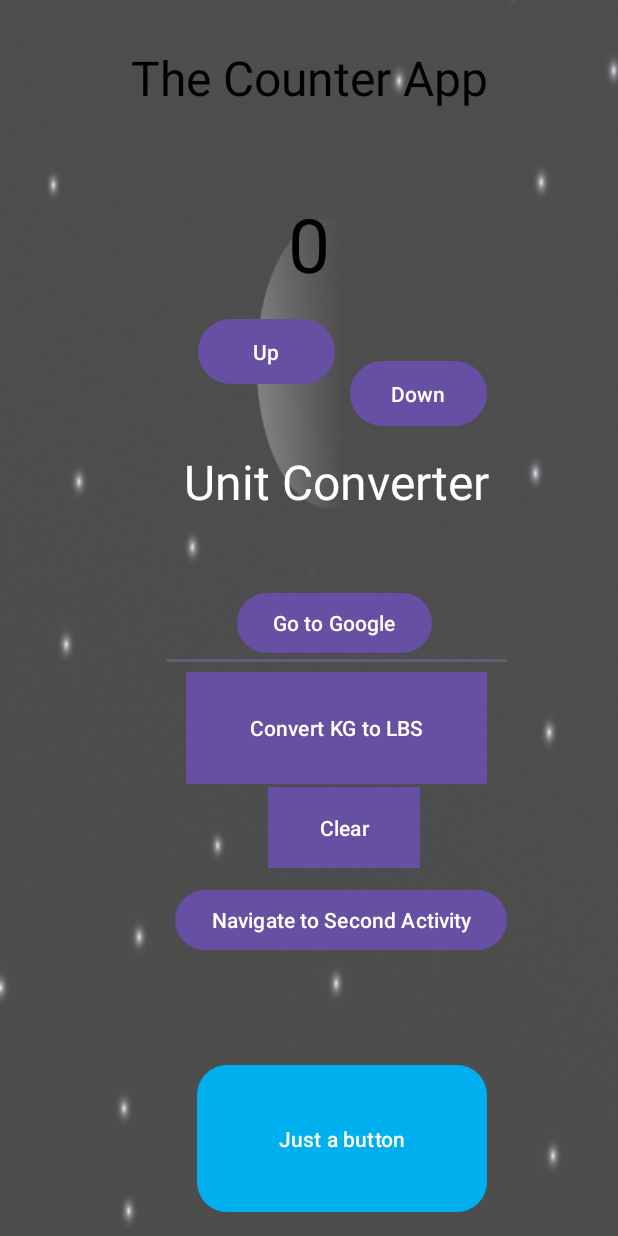
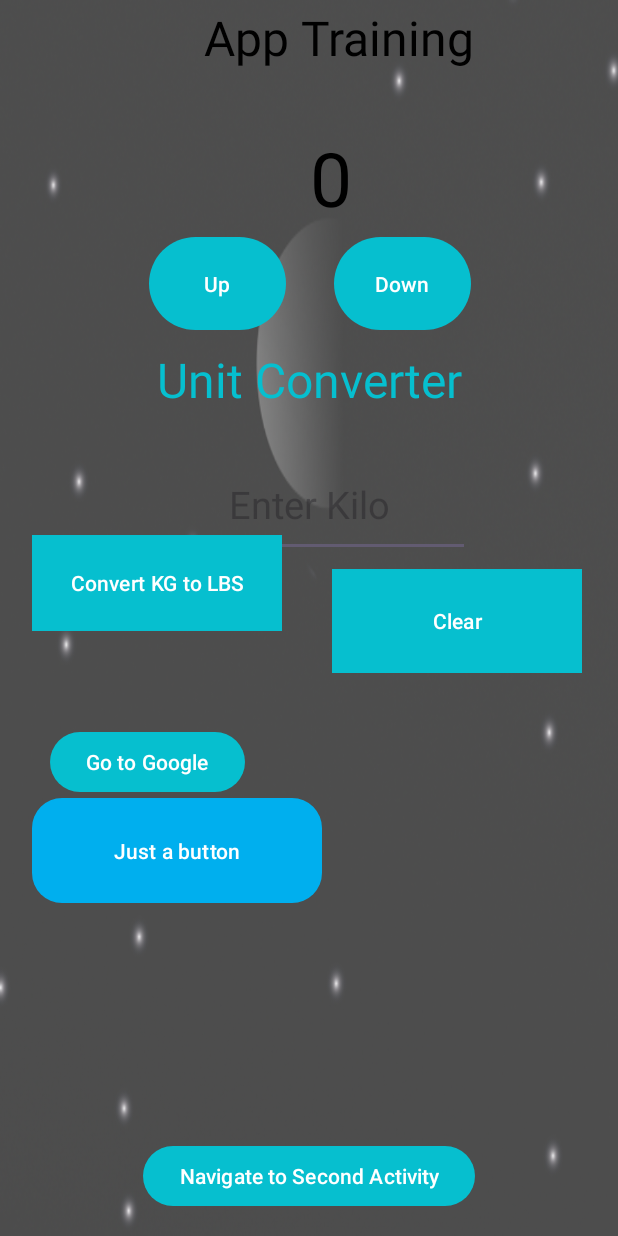
Before and after one commit to calebmortensen/CounterApp, an Android app: the screen it shows after launch (MainActivity), on a phone screen of 412 x 824 dp. Run offline under Robolectric (Android 15) with nearby library versions, the phone set to English and light mode, and no system bars.

Commit message:
Values: Colors, Strings, & Themes

```diff
--- a/app/src/main/res/layout/activity_main.xml
+++ b/app/src/main/res/layout/activity_main.xml
@@ -13,158 +13,145 @@
 
     <TextView
         android:id="@+id/textView"
-        android:layout_width="147dp"
+        android:layout_width="113dp"
         android:layout_height="0dp"
-        android:layout_marginBottom="6dp"
+        android:layout_marginStart="86dp"
+        android:layout_marginEnd="87dp"
         android:text="0"
         android:textAlignment="center"
         android:textColor="@color/black"
         android:textSize="50dp"
-        app:layout_constraintBottom_toTopOf="@+id/btn"
-        app:layout_constraintEnd_toEndOf="parent"
-        app:layout_constraintStart_toStartOf="parent"
+        app:layout_constraintBottom_toTopOf="@+id/btn_dec"
+        app:layout_constraintEnd_toEndOf="@+id/counter_text"
+        app:layout_constraintStart_toStartOf="@+id/unitconverter_text"
         app:layout_constraintTop_toBottomOf="@+id/counter_text" />
 
     <TextView
         android:id="@+id/counter_text"
-        android:layout_width="273dp"
+        android:layout_width="275dp"
         android:layout_height="0dp"
-        android:layout_marginStart="73dp"
-        android:layout_marginTop="30dp"
-        android:layout_marginEnd="73dp"
-        android:layout_marginBottom="581dp"
-        android:text="The Counter App"
+        android:layout_marginTop="3dp"
+        android:layout_marginEnd="48dp"
+        android:layout_marginBottom="11dp"
+        android:text="App Training"
         android:textAlignment="center"
         android:textColor="@color/black"
         android:textSize="32dp"
-        app:layout_constraintBottom_toTopOf="@+id/justAbutton"
+        app:layout_constraintBottom_toTopOf="@+id/textView"
         app:layout_constraintEnd_toEndOf="parent"
+        app:layout_constraintTop_toTopOf="parent" />
+
+    <Button
+        android:id="@+id/btn"
+        android:layout_width="0dp"
+        android:layout_height="0dp"
+        android:layout_marginStart="99dp"
+        android:layout_marginEnd="32dp"
+        android:text="Up"
+        app:layout_constraintBottom_toBottomOf="@+id/btn_dec"
+        app:layout_constraintEnd_toStartOf="@+id/btn_dec"
         app:layout_constraintStart_toStartOf="parent"
-        app:layout_constraintTop_toTopOf="parent" />
+        app:layout_constraintTop_toBottomOf="@+id/textView" />
 
 
     <Button
-        android:id="@+id/btn"
-        android:layout_width="91dp"
-        android:layout_height="51dp"
-        android:layout_marginStart="132dp"
-        android:layout_marginBottom="39dp"
-        android:text="Up"
+        android:id="@+id/btn_dec"
+        android:layout_width="0dp"
+        android:layout_height="0dp"
+        android:layout_marginEnd="98dp"
+        android:layout_marginBottom="7dp"
+        android:text="Down"
         app:layout_constraintBottom_toTopOf="@+id/unitconverter_text"
-        app:layout_constraintStart_toStartOf="parent"
+        app:layout_constraintEnd_toEndOf="parent"
+        app:layout_constraintStart_toEndOf="@+id/btn"
         app:layout_constraintTop_toBottomOf="@+id/textView" />
-
-    <Button
-        android:id="@+id/btn_dec"
-        android:layout_width="91dp"
-        android:layout_height="51dp"
-        android:layout_marginEnd="70dp"
-        android:layout_marginBottom="514dp"
-        android:text="Down"
-        app:layout_constraintBottom_toBottomOf="parent"
-        app:layout_constraintEnd_toEndOf="parent"
-        app:layout_constraintHorizontal_bias="0.37"
-        app:layout_constraintStart_toEndOf="@+id/btn"
-        app:layout_constraintTop_toBottomOf="@+id/counter_text"
-        app:layout_constraintVertical_bias="0.833" />
 
     <TextView
         android:id="@+id/unitconverter_text"
-        android:layout_width="267dp"
+        android:layout_width="256dp"
         android:layout_height="0dp"
-        android:layout_marginEnd="54dp"
         android:text="Unit Converter"
         android:textAlignment="center"
-        android:textColor="@color/design_default_color_on_primary"
+        android:textColor="@color/sky_blue"
         android:textSize="32dp"
         app:layout_constraintBottom_toTopOf="@+id/convertertext"
         app:layout_constraintEnd_toEndOf="parent"
-        app:layout_constraintTop_toBottomOf="@+id/btn" />
+        app:layout_constraintStart_toStartOf="parent"
+        app:layout_constraintTop_toBottomOf="@+id/btn_dec" />
 
     <EditText
         android:id="@+id/convertertext"
-        android:layout_width="0dp"
+        android:layout_width="214dp"
         android:layout_height="0dp"
-        android:layout_marginStart="16dp"
-        android:layout_marginEnd="16dp"
+        android:layout_marginBottom="8dp"
         android:hint="Enter Kilo"
         android:textAlignment="center"
         android:textColor="@color/design_default_color_on_primary"
         android:textSize="25dp"
-        app:layout_constraintBottom_toTopOf="@+id/btn_converter"
-        app:layout_constraintEnd_toEndOf="@+id/unitconverter_text"
-        app:layout_constraintStart_toStartOf="@+id/unitconverter_text"
+        app:layout_constraintBottom_toTopOf="@+id/btn_converter_clear"
+        app:layout_constraintEnd_toEndOf="parent"
+        app:layout_constraintStart_toStartOf="parent"
         app:layout_constraintTop_toBottomOf="@+id/unitconverter_text" />
 
     <Button
         android:id="@+id/btn_converter"
         android:layout_width="0dp"
-        android:layout_height="0dp"
-        android:layout_marginStart="17dp"
-        android:layout_marginEnd="17dp"
-        android:layout_marginBottom="301dp"
+        android:layout_height="64dp"
+        android:layout_marginStart="21dp"
+        android:layout_marginEnd="33dp"
         android:background="@color/design_default_color_surface"
         android:text="Convert KG to LBS"
         app:layout_constraintBottom_toBottomOf="parent"
-        app:layout_constraintEnd_toEndOf="@+id/convertertext"
-        app:layout_constraintHorizontal_bias="0.0"
-        app:layout_constraintStart_toStartOf="@+id/convertertext"
-        app:layout_constraintTop_toBottomOf="@+id/convertertext" />
-
+        app:layout_constraintEnd_toStartOf="@+id/btn_converter_clear"
+        app:layout_constraintStart_toStartOf="parent"
+        app:layout_constraintTop_toTopOf="parent"
+        app:layout_constraintVertical_bias="0.469" />
 
     <Button
         android:id="@+id/btn_converter_clear"
-        android:layout_width="101dp"
-        android:layout_height="54dp"
-        android:layout_marginStart="17dp"
-        android:layout_marginEnd="17dp"
-        android:layout_marginBottom="245dp"
+        android:layout_width="0dp"
+        android:layout_height="0dp"
+        android:layout_marginEnd="24dp"
+        android:layout_marginBottom="35dp"
         android:background="@color/design_default_color_surface"
         android:text="Clear"
-        app:layout_constraintBottom_toBottomOf="parent"
-        app:layout_constraintEnd_toEndOf="@+id/btn_converter"
-        app:layout_constraintHorizontal_bias="0.575"
-        app:layout_constraintStart_toStartOf="@+id/btn_converter"
-        app:layout_constraintTop_toBottomOf="@+id/counter_text"
-        app:layout_constraintVertical_bias="1.0" />
+        app:layout_constraintBottom_toTopOf="@+id/openBrowser"
+        app:layout_constraintEnd_toEndOf="parent"
+        app:layout_constraintStart_toEndOf="@+id/btn_converter"
+        app:layout_constraintTop_toBottomOf="@+id/convertertext" />
 
     <Button
         android:id="@+id/nvg"
         android:layout_width="wrap_content"
         android:layout_height="wrap_content"
-        android:layout_marginBottom="168dp"
+        android:layout_marginBottom="16dp"
         android:text="Navigate to Second Activity"
         app:layout_constraintBottom_toBottomOf="parent"
         app:layout_constraintEnd_toEndOf="parent"
-        app:layout_constraintHorizontal_bias="0.611"
         app:layout_constraintStart_toStartOf="parent"
-        app:layout_constraintTop_toBottomOf="@+id/counter_text"
-        app:layout_constraintVertical_bias="0.961" />
+        app:layout_constraintTop_toBottomOf="@+id/justAbutton" />
 
     <Button
         android:id="@+id/openBrowser"
         android:layout_width="wrap_content"
         android:layout_height="wrap_content"
-        android:layout_marginStart="51dp"
-        android:layout_marginEnd="50dp"
-        android:layout_marginBottom="122dp"
+        android:layout_marginStart="12dp"
         android:text="Go to Google"
-        app:layout_constraintBottom_toBottomOf="parent"
-        app:layout_constraintEnd_toEndOf="@+id/nvg"
-        app:layout_constraintStart_toStartOf="@+id/convertertext"
-        app:layout_constraintTop_toBottomOf="@+id/counter_text" />
+        app:layout_constraintBottom_toTopOf="@+id/justAbutton"
+        app:layout_constraintStart_toStartOf="@+id/justAbutton"
+        app:layout_constraintTop_toBottomOf="@+id/btn_converter_clear" />
 
     <Button
         android:id="@+id/justAbutton"
         android:layout_width="193dp"
         android:layout_height="0dp"
-        android:layout_marginEnd="87dp"
-        android:layout_marginBottom="16dp"
+        android:layout_marginStart="21dp"
+        android:layout_marginBottom="158dp"
         android:background="@drawable/rounded_button"
         android:text="Just a button"
         app:backgroundTint="@null"
-        app:layout_constraintBottom_toBottomOf="parent"
-        app:layout_constraintEnd_toEndOf="parent"
-        app:layout_constraintTop_toBottomOf="@+id/counter_text" />
+        app:layout_constraintBottom_toTopOf="@+id/nvg"
+        app:layout_constraintStart_toStartOf="parent"
+        app:layout_constraintTop_toBottomOf="@+id/openBrowser" />
 
 </androidx.constraintlayout.widget.ConstraintLayout>
--- a/app/src/main/res/layout/activity_third.xml
+++ b/app/src/main/res/layout/activity_third.xml
@@ -14,7 +14,7 @@
         android:layout_width="396dp"
         android:layout_height="0dp"
         android:layout_marginBottom="94dp"
-        android:text="Your Lucky Number is: "
+        android:text="@string/YourLuckyNumberText"
         android:textSize="32sp"
         app:layout_constraintBottom_toTopOf="@+id/share_btn"
         app:layout_constraintStart_toStartOf="parent"
--- a/app/src/main/res/values/colors.xml
+++ b/app/src/main/res/values/colors.xml
@@ -2,4 +2,6 @@
 <resources>
     <color name="black">#FF000000</color>
     <color name="white">#FFFFFFFF</color>
+
+    <color name="sky_blue">#06BFCF</color>
 </resources>
--- a/app/src/main/res/values/strings.xml
+++ b/app/src/main/res/values/strings.xml
@@ -1,3 +1,5 @@
 <resources>
     <string name="app_name">CounterApp</string>
+
+    <string name="YourLuckyNumberText">Your Lucky Number is: </string>
 </resources>
--- a/app/src/main/res/values/themes.xml
+++ b/app/src/main/res/values/themes.xml
@@ -3,6 +3,8 @@
     <style name="Base.Theme.CounterApp" parent="Theme.Material3.DayNight.NoActionBar">
         <!-- Customize your light theme here. -->
         <!-- <item name="colorPrimary">@color/my_light_primary</item> -->
+
+        <item name="colorPrimary">@color/sky_blue</item>
     </style>
 
     <style name="Theme.CounterApp" parent="Base.Theme.CounterApp" />
```
